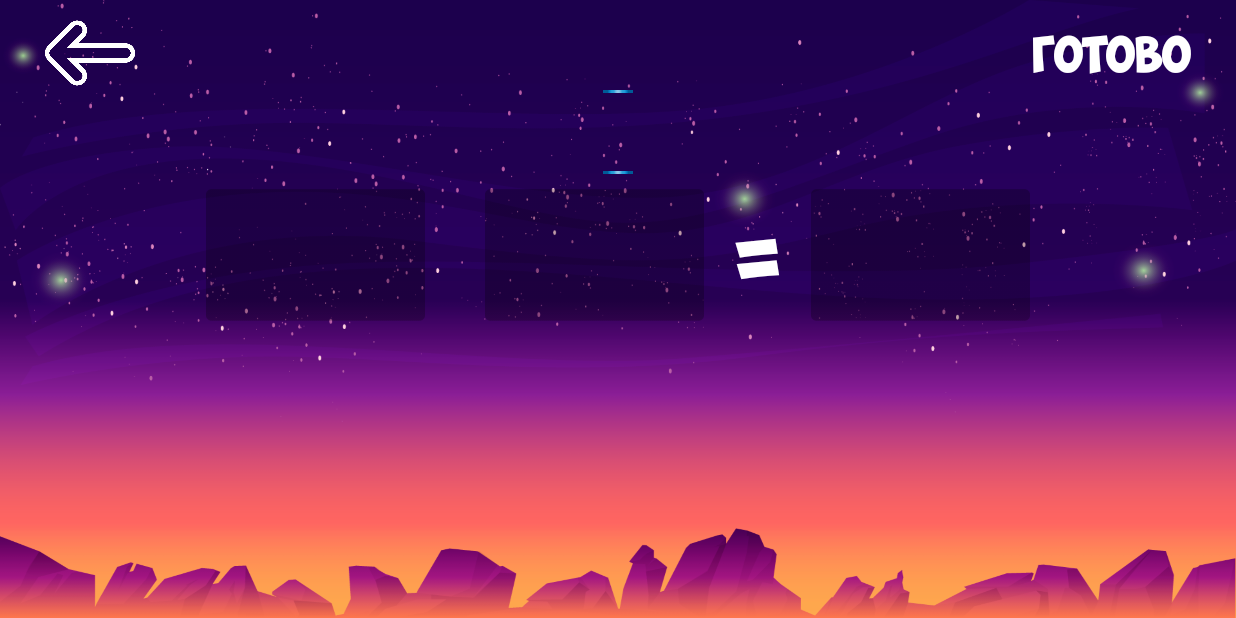
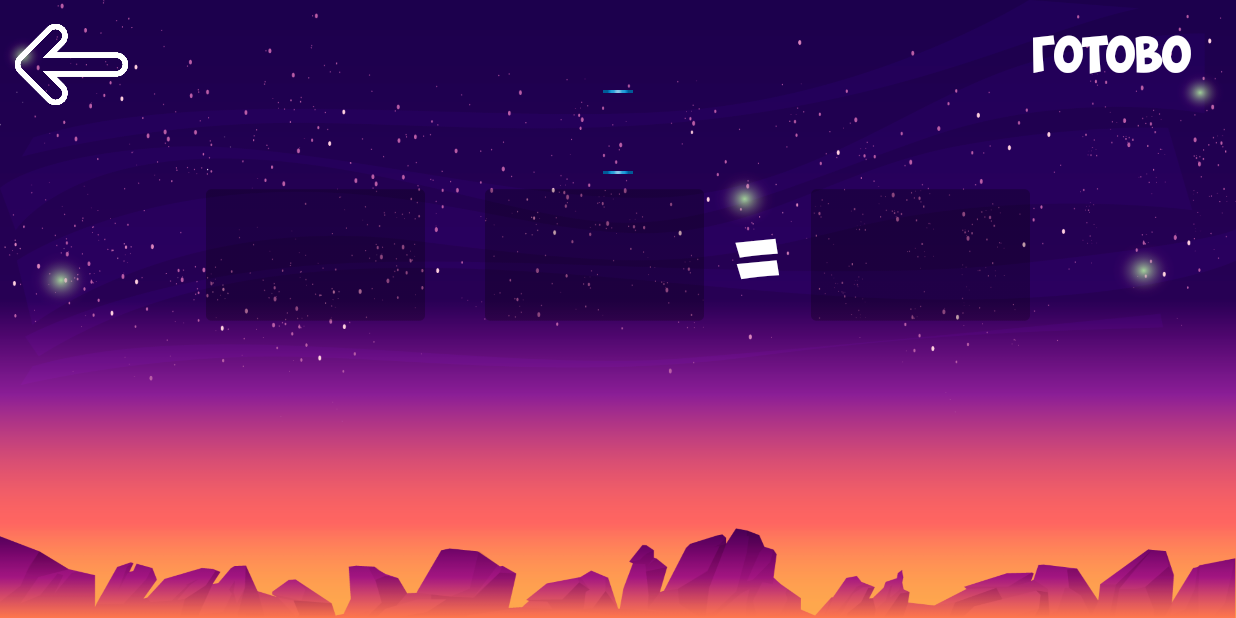
Before and after one commit to MoonShineTeam/FlyToSpace, an Android app: the MainGameActivity screen opened directly, with no data from a screen before it, on a phone screen of 824 x 412 dp (held sideways). Run offline under Robolectric (Android 15) with nearby library versions, the phone set to English and light mode, and no system bars; 13 statements that could not run were skipped.

Commit message:
Added back arrows to GameMap and to MainGame.

```diff
--- a/app/src/main/res/layout/game_map.xml
+++ b/app/src/main/res/layout/game_map.xml
@@ -24,6 +24,7 @@
         android:layout_marginStart="10dp"
         android:layout_marginTop="5dp"
         android:contentDescription="@string/game_map"
+        android:onClick="onClickToMainMenu"
         app:layout_constraintStart_toStartOf="parent"
         app:layout_constraintTop_toTopOf="parent"
         app:srcCompat="@drawable/arrow" />
--- a/app/src/main/res/layout/level_easy_layout.xml
+++ b/app/src/main/res/layout/level_easy_layout.xml
@@ -1,5 +1,6 @@
 <?xml version="1.0" encoding="utf-8"?>
-<androidx.constraintlayout.widget.ConstraintLayout xmlns:android="http://schemas.android.com/apk/res/android"
+<androidx.constraintlayout.widget.ConstraintLayout
+    xmlns:android="http://schemas.android.com/apk/res/android"
     xmlns:app="http://schemas.android.com/apk/res-auto"
     xmlns:tools="http://schemas.android.com/tools"
     android:layout_width="match_parent"
@@ -29,10 +30,11 @@
 
             <ImageView
                 android:id="@+id/imageView"
-                android:layout_width="60dp"
-                android:layout_height="60dp"
+                android:layout_width="75dp"
+                android:layout_height="75dp"
+                android:layout_marginStart="10dp"
                 android:layout_marginTop="5dp"
-                android:layout_marginStart="30dp"
+                android:onClick="onClickToGameMap"
                 android:src="@drawable/arrow"
                 app:layout_constraintStart_toStartOf="parent"
                 app:layout_constraintTop_toTopOf="parent"
```
Also changed, not shown: app/src/main/java/ru/moonshine/flytospace/GameMap.java (+7 -0 lines), app/src/main/java/ru/moonshine/flytospace/MainGameActivity.java (+18 -1 lines).
